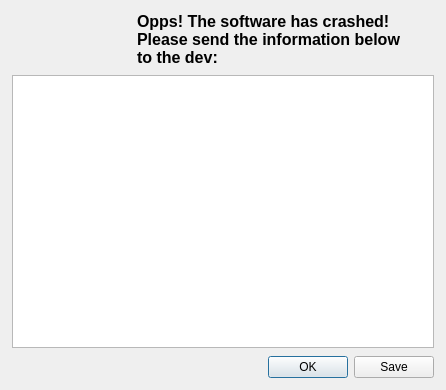
Old version of the form src/dialog/crashreport.ui in the repository Wing-summer/WingHexExplorer2.
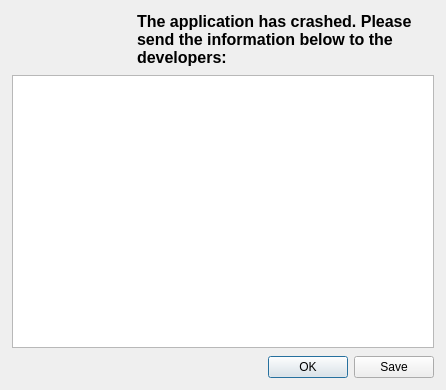
New version of the form. Icons and pictures are not drawn.

The edit to the form file:
```diff
--- a/src/dialog/crashreport.ui
+++ b/src/dialog/crashreport.ui
@@ -66,7 +66,7 @@
      <item>
       <widget class="QLabel" name="label_2">
        <property name="text">
-        <string>&lt;html&gt;&lt;head/&gt;&lt;body&gt;&lt;p&gt;&lt;span style=&quot; font-size:12pt; font-weight:700;&quot;&gt;Opps! The software has crashed! Please send the information below to the dev:&lt;/span&gt;&lt;/p&gt;&lt;/body&gt;&lt;/html&gt;</string>
+        <string>&lt;html&gt;&lt;head/&gt;&lt;body&gt;&lt;p&gt;&lt;span style=" font-size:12pt; font-weight:700;"&gt;The application has crashed. Please send the information below to the developers:&lt;/span&gt;&lt;/p&gt;&lt;/body&gt;&lt;/html&gt;</string>
        </property>
        <property name="wordWrap">
         <bool>true</bool>
```
Left out of the diff: 2 changed lines with no effect on the pictures.
